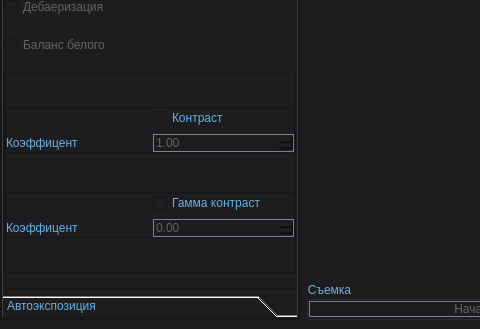
Qt form project/mainwindow.ui (H4KC3R/AlgoDemon) before a commit; both pictures show x 0 to 480 and y 417 to 746 of the 986 by 746 pixel window.
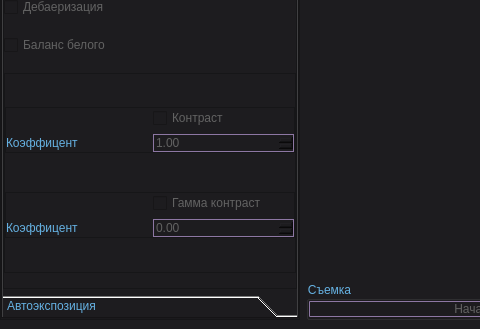
The same form after that commit. The open tabs and pages were chosen to show the change. Icons and pictures are not drawn.

The edit to the form file:
```diff
--- a/project/mainwindow.ui
+++ b/project/mainwindow.ui
@@ -34,6 +34,7 @@
     <font>
      <family>Segoe UI</family>
      <pointsize>12</pointsize>
+     <weight>50</weight>
      <italic>false</italic>
      <bold>false</bold>
     </font>
@@ -63,6 +64,10 @@
     border: 1px solid #8D77A3;
 }
 
+QComboBox:hover {
+    background-color: #666;
+}
+
 QDoubleSpinBox {	
     border: 1px solid #8D77A3;
 }
@@ -889,7 +894,7 @@
                 <x>0</x>
                 <y>0</y>
                 <width>305</width>
-                <height>571</height>
+                <height>575</height>
                </rect>
               </property>
               <attribute name="label">
@@ -1102,6 +1107,9 @@
                         </item>
                         <item row="1" column="1">
                          <widget class="QCheckBox" name="contrastEnableCheckBox">
+                          <property name="enabled">
+                           <bool>false</bool>
+                          </property>
                           <property name="text">
                            <string>Контраст</string>
                           </property>
@@ -1172,6 +1180,9 @@
                         </item>
                         <item row="0" column="3">
                          <widget class="QCheckBox" name="gammaContrastEnableCheckBox">
+                          <property name="enabled">
+                           <bool>false</bool>
+                          </property>
                           <property name="text">
                            <string>Гамма контраст</string>
                           </property>
```
Left out of the diff: 6 changed lines with no effect on the pictures.
